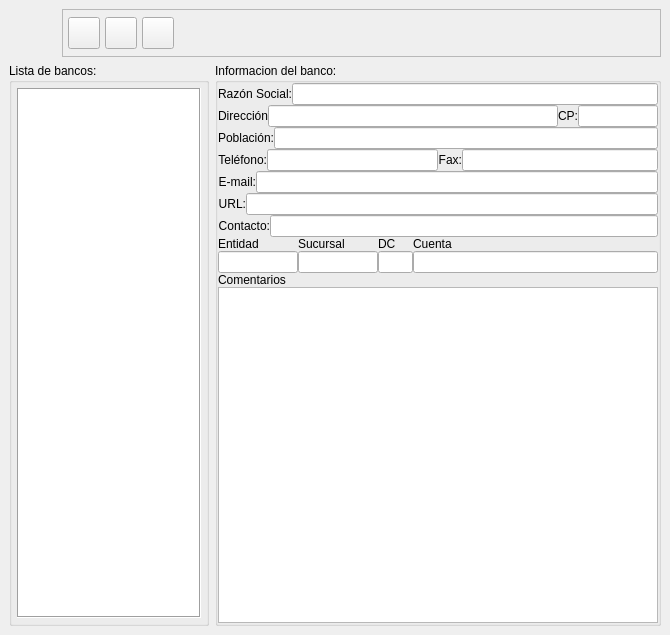
This is bulmages/bulmafact/src/bancobase.ui in eboladev/Bulmages-1 as Qt 5 draws it before an edit. The edited form follows.
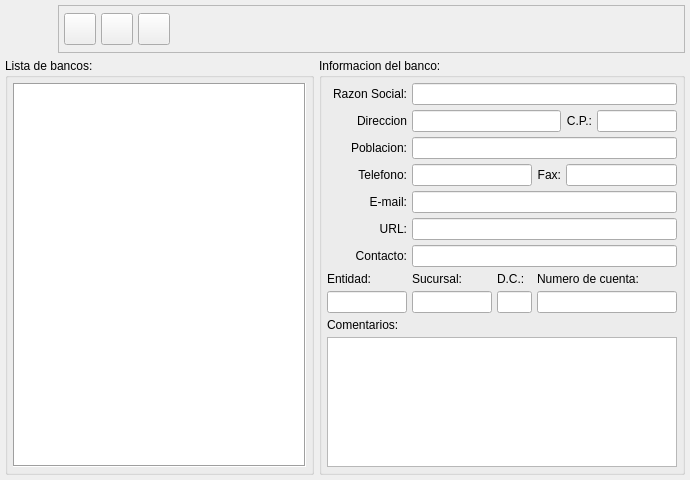
This is the edited form. Icons and pictures are not drawn.

```diff
--- a/bulmages/bulmafact/src/bancobase.ui
+++ b/bulmages/bulmafact/src/bancobase.ui
@@ -6,8 +6,8 @@
    <rect>
     <x>0</x>
     <y>0</y>
-    <width>670</width>
-    <height>635</height>
+    <width>690</width>
+    <height>480</height>
    </rect>
   </property>
   <property name="windowTitle" >
@@ -16,14 +16,298 @@
   <property name="windowIcon" >
    <iconset resource="../../bulmages.qrc" >:/Bulmafact48x48/images/png/48x48/i_bulmages_bancos.48x48.png</iconset>
   </property>
-  <layout class="QVBoxLayout" >
+  <layout class="QGridLayout" >
    <property name="margin" >
-    <number>9</number>
+    <number>5</number>
    </property>
    <property name="spacing" >
-    <number>6</number>
+    <number>5</number>
    </property>
-   <item>
+   <item row="1" column="1" >
+    <widget class="QGroupBox" name="groupBox1" >
+     <property name="sizePolicy" >
+      <sizepolicy>
+       <hsizetype>7</hsizetype>
+       <vsizetype>7</vsizetype>
+       <horstretch>0</horstretch>
+       <verstretch>0</verstretch>
+      </sizepolicy>
+     </property>
+     <property name="title" >
+      <string>Informacion del banco:</string>
+     </property>
+     <layout class="QGridLayout" >
+      <property name="margin" >
+       <number>5</number>
+      </property>
+      <property name="spacing" >
+       <number>5</number>
+      </property>
+      <item row="7" column="2" >
+       <widget class="QLabel" name="label_7" >
+        <property name="text" >
+         <string>D.C.:</string>
+        </property>
+        <property name="buddy" >
+         <cstring>mui_dcbanco</cstring>
+        </property>
+       </widget>
+      </item>
+      <item row="7" column="3" colspan="3" >
+       <widget class="QLabel" name="label_8" >
+        <property name="text" >
+         <string>Numero de cuenta:</string>
+        </property>
+        <property name="buddy" >
+         <cstring>mui_numcuentabanco</cstring>
+        </property>
+       </widget>
+      </item>
+      <item row="0" column="1" colspan="5" >
+       <widget class="QLineEdit" name="mui_nombanco" />
+      </item>
+      <item row="1" column="5" >
+       <widget class="QLineEdit" name="mui_cpbanco" >
+        <property name="sizePolicy" >
+         <sizepolicy>
+          <hsizetype>5</hsizetype>
+          <vsizetype>0</vsizetype>
+          <horstretch>0</horstretch>
+          <verstretch>0</verstretch>
+         </sizepolicy>
+        </property>
+        <property name="maximumSize" >
+         <size>
+          <width>80</width>
+          <height>16777215</height>
+         </size>
+        </property>
+       </widget>
+      </item>
+      <item row="3" column="3" >
+       <widget class="QLabel" name="label_3" >
+        <property name="text" >
+         <string>Fax:</string>
+        </property>
+        <property name="alignment" >
+         <set>Qt::AlignRight|Qt::AlignTrailing|Qt::AlignVCenter</set>
+        </property>
+        <property name="buddy" >
+         <cstring>mui_faxbanco</cstring>
+        </property>
+       </widget>
+      </item>
+      <item row="3" column="4" colspan="2" >
+       <widget class="QLineEdit" name="mui_faxbanco" >
+        <property name="enabled" >
+         <bool>true</bool>
+        </property>
+       </widget>
+      </item>
+      <item row="8" column="3" colspan="3" >
+       <widget class="QLineEdit" name="mui_numcuentabanco" />
+      </item>
+      <item row="8" column="2" >
+       <widget class="QLineEdit" name="mui_dcbanco" >
+        <property name="maximumSize" >
+         <size>
+          <width>35</width>
+          <height>16777215</height>
+         </size>
+        </property>
+       </widget>
+      </item>
+      <item row="8" column="1" >
+       <widget class="QLineEdit" name="mui_codagenciabanco" >
+        <property name="maximumSize" >
+         <size>
+          <width>80</width>
+          <height>16777215</height>
+         </size>
+        </property>
+       </widget>
+      </item>
+      <item row="8" column="0" >
+       <widget class="QLineEdit" name="mui_codentidadbanco" >
+        <property name="maximumSize" >
+         <size>
+          <width>80</width>
+          <height>16777215</height>
+         </size>
+        </property>
+       </widget>
+      </item>
+      <item row="10" column="0" colspan="6" >
+       <widget class="QTextEdit" name="mui_comentbanco" />
+      </item>
+      <item row="0" column="0" >
+       <widget class="QLabel" name="label" >
+        <property name="text" >
+         <string>Razon Social:</string>
+        </property>
+        <property name="alignment" >
+         <set>Qt::AlignRight|Qt::AlignTrailing|Qt::AlignVCenter</set>
+        </property>
+        <property name="buddy" >
+         <cstring>mui_nombanco</cstring>
+        </property>
+       </widget>
+      </item>
+      <item row="1" column="1" colspan="3" >
+       <widget class="QLineEdit" name="mui_dirbanco" />
+      </item>
+      <item row="2" column="1" colspan="5" >
+       <widget class="QLineEdit" name="mui_poblbanco" >
+        <property name="enabled" >
+         <bool>true</bool>
+        </property>
+       </widget>
+      </item>
+      <item row="3" column="1" colspan="2" >
+       <widget class="QLineEdit" name="mui_telbanco" >
+        <property name="enabled" >
+         <bool>true</bool>
+        </property>
+       </widget>
+      </item>
+      <item row="4" column="1" colspan="5" >
+       <widget class="QLineEdit" name="mui_emailbanco" >
+        <property name="enabled" >
+         <bool>true</bool>
+        </property>
+       </widget>
+      </item>
+      <item row="5" column="1" colspan="5" >
+       <widget class="QLineEdit" name="mui_webbanco" />
+      </item>
+      <item row="6" column="1" colspan="5" >
+       <widget class="QLineEdit" name="mui_contactobanco" />
+      </item>
+      <item row="6" column="0" >
+       <widget class="QLabel" name="label_4" >
+        <property name="text" >
+         <string>Contacto:</string>
+        </property>
+        <property name="alignment" >
+         <set>Qt::AlignRight|Qt::AlignTrailing|Qt::AlignVCenter</set>
+        </property>
+        <property name="buddy" >
+         <cstring>mui_contactobanco</cstring>
+        </property>
+       </widget>
+      </item>
+      <item row="5" column="0" >
+       <widget class="QLabel" name="label" >
+        <property name="text" >
+         <string>URL:</string>
+        </property>
+        <property name="alignment" >
+         <set>Qt::AlignRight|Qt::AlignTrailing|Qt::AlignVCenter</set>
+        </property>
+        <property name="buddy" >
+         <cstring>mui_webbanco</cstring>
+        </property>
+       </widget>
+      </item>
+      <item row="4" column="0" >
+       <widget class="QLabel" name="label" >
+        <property name="text" >
+         <string>E-mail:</string>
+        </property>
+        <property name="alignment" >
+         <set>Qt::AlignRight|Qt::AlignTrailing|Qt::AlignVCenter</set>
+        </property>
+        <property name="buddy" >
+         <cstring>mui_emailbanco</cstring>
+        </property>
+       </widget>
+      </item>
+      <item row="3" column="0" >
+       <widget class="QLabel" name="label" >
+        <property name="text" >
+         <string>Telefono:</string>
+        </property>
+        <property name="alignment" >
+         <set>Qt::AlignRight|Qt::AlignTrailing|Qt::AlignVCenter</set>
+        </property>
+        <property name="buddy" >
+         <cstring>mui_telbanco</cstring>
+        </property>
+       </widget>
+      </item>
+      <item row="2" column="0" >
+       <widget class="QLabel" name="label" >
+        <property name="text" >
+         <string>Poblacion:</string>
+        </property>
+        <property name="alignment" >
+         <set>Qt::AlignRight|Qt::AlignTrailing|Qt::AlignVCenter</set>
+        </property>
+        <property name="buddy" >
+         <cstring>mui_poblbanco</cstring>
+        </property>
+       </widget>
+      </item>
+      <item row="1" column="0" >
+       <widget class="QLabel" name="label" >
+        <property name="text" >
+         <string>Direccion</string>
+        </property>
+        <property name="alignment" >
+         <set>Qt::AlignRight|Qt::AlignTrailing|Qt::AlignVCenter</set>
+        </property>
+        <property name="buddy" >
+         <cstring>mui_dirbanco</cstring>
+        </property>
+       </widget>
+      </item>
+      <item row="9" column="0" colspan="6" >
+       <widget class="QLabel" name="label_9" >
+        <property name="text" >
+         <string>Comentarios:</string>
+        </property>
+        <property name="buddy" >
+         <cstring>mui_codentidadbanco</cstring>
+        </property>
+       </widget>
+      </item>
+      <item row="7" column="0" >
+       <widget class="QLabel" name="label_5" >
+        <property name="text" >
+         <string>Entidad:</string>
+        </property>
+        <property name="buddy" >
+         <cstring>mui_codentidadbanco</cstring>
+        </property>
+       </widget>
+      </item>
+      <item row="7" column="1" >
+       <widget class="QLabel" name="label_6" >
+        <property name="text" >
+         <string>Sucursal:</string>
+        </property>
+        <property name="buddy" >
+         <cstring>mui_codagenciabanco</cstring>
+        </property>
+       </widget>
+      </item>
+      <item row="1" column="4" >
+       <widget class="QLabel" name="label_10" >
+        <property name="text" >
+         <string>C.P.:</string>
+        </property>
+        <property name="alignment" >
+         <set>Qt::AlignRight|Qt::AlignTrailing|Qt::AlignVCenter</set>
+        </property>
+        <property name="buddy" >
+         <cstring>mui_cpbanco</cstring>
+        </property>
+       </widget>
+      </item>
+     </layout>
+    </widget>
+   </item>
+   <item row="0" column="0" colspan="2" >
     <layout class="QHBoxLayout" >
      <property name="margin" >
       <number>0</number>
@@ -188,532 +472,38 @@
      </item>
     </layout>
    </item>
-   <item>
-    <layout class="QHBoxLayout" >
-     <property name="margin" >
-      <number>0</number>
+   <item row="1" column="0" >
+    <widget class="QGroupBox" name="groupBox" >
+     <property name="sizePolicy" >
+      <sizepolicy>
+       <hsizetype>7</hsizetype>
+       <vsizetype>7</vsizetype>
+       <horstretch>0</horstretch>
+       <verstretch>0</verstretch>
+      </sizepolicy>
      </property>
-     <property name="spacing" >
-      <number>6</number>
+     <property name="title" >
+      <string>Lista de bancos:</string>
      </property>
-     <item>
-      <widget class="QGroupBox" name="groupBox" >
-       <property name="sizePolicy" >
-        <sizepolicy>
-         <hsizetype>7</hsizetype>
-         <vsizetype>7</vsizetype>
-         <horstretch>0</horstretch>
-         <verstretch>0</verstretch>
-        </sizepolicy>
-       </property>
-       <property name="maximumSize" >
-        <size>
-         <width>200</width>
-         <height>16777215</height>
-        </size>
-       </property>
-       <property name="title" >
-        <string>Lista de bancos:</string>
-       </property>
-       <layout class="QGridLayout" >
-        <property name="margin" >
-         <number>5</number>
+     <layout class="QGridLayout" >
+      <property name="margin" >
+       <number>5</number>
+      </property>
+      <property name="spacing" >
+       <number>5</number>
+      </property>
+      <item row="0" column="0" >
+       <widget class="QListWidget" name="mui_lista" >
+        <property name="frameShape" >
+         <enum>QFrame::Box</enum>
         </property>
-        <property name="spacing" >
-         <number>5</number>
+        <property name="lineWidth" >
+         <number>1</number>
         </property>
-        <item row="0" column="0" >
-         <widget class="QListWidget" name="mui_lista" >
-          <property name="maximumSize" >
-           <size>
-            <width>200</width>
-            <height>16777215</height>
-           </size>
-          </property>
-          <property name="frameShape" >
-           <enum>QFrame::Box</enum>
-          </property>
-          <property name="lineWidth" >
-           <number>1</number>
-          </property>
-         </widget>
-        </item>
-       </layout>
-      </widget>
-     </item>
-     <item>
-      <widget class="QGroupBox" name="groupBox1" >
-       <property name="sizePolicy" >
-        <sizepolicy>
-         <hsizetype>7</hsizetype>
-         <vsizetype>7</vsizetype>
-         <horstretch>0</horstretch>
-         <verstretch>0</verstretch>
-        </sizepolicy>
-       </property>
-       <property name="title" >
-        <string>Informacion del banco:</string>
-       </property>
-       <layout class="QVBoxLayout" >
-        <property name="margin" >
-         <number>0</number>
-        </property>
-        <property name="spacing" >
-         <number>0</number>
-        </property>
-        <item>
-         <layout class="QHBoxLayout" >
-          <property name="margin" >
-           <number>0</number>
-          </property>
-          <property name="spacing" >
-           <number>0</number>
-          </property>
-          <item>
-           <widget class="QLabel" name="label" >
-            <property name="text" >
-             <string>Razón Social:</string>
-            </property>
-            <property name="alignment" >
-             <set>Qt::AlignRight|Qt::AlignTrailing|Qt::AlignVCenter</set>
-            </property>
-            <property name="buddy" >
-             <cstring>mui_nombanco</cstring>
-            </property>
-           </widget>
-          </item>
-          <item>
-           <widget class="QLineEdit" name="mui_nombanco" />
-          </item>
-         </layout>
-        </item>
-        <item>
-         <layout class="QHBoxLayout" >
-          <property name="margin" >
-           <number>0</number>
-          </property>
-          <property name="spacing" >
-           <number>0</number>
-          </property>
-          <item>
-           <layout class="QHBoxLayout" >
-            <property name="margin" >
-             <number>0</number>
-            </property>
-            <property name="spacing" >
-             <number>0</number>
-            </property>
-            <item>
-             <widget class="QLabel" name="label" >
-              <property name="text" >
-               <string>Dirección</string>
-              </property>
-              <property name="alignment" >
-               <set>Qt::AlignRight|Qt::AlignTrailing|Qt::AlignVCenter</set>
-              </property>
-              <property name="buddy" >
-               <cstring>mui_dirbanco</cstring>
-              </property>
-             </widget>
-            </item>
-            <item>
-             <widget class="QLineEdit" name="mui_dirbanco" />
-            </item>
-           </layout>
-          </item>
-          <item>
-           <layout class="QHBoxLayout" >
-            <property name="margin" >
-             <number>0</number>
-            </property>
-            <property name="spacing" >
-             <number>0</number>
-            </property>
-            <item>
-             <widget class="QLabel" name="label_10" >
-              <property name="text" >
-               <string>CP:</string>
-              </property>
-              <property name="alignment" >
-               <set>Qt::AlignRight|Qt::AlignTrailing|Qt::AlignVCenter</set>
-              </property>
-              <property name="buddy" >
-               <cstring>mui_cpbanco</cstring>
-              </property>
-             </widget>
-            </item>
-            <item>
-             <widget class="QLineEdit" name="mui_cpbanco" >
-              <property name="sizePolicy" >
-               <sizepolicy>
-                <hsizetype>5</hsizetype>
-                <vsizetype>0</vsizetype>
-                <horstretch>0</horstretch>
-                <verstretch>0</verstretch>
-               </sizepolicy>
-              </property>
-              <property name="maximumSize" >
-               <size>
-                <width>80</width>
-                <height>16777215</height>
-               </size>
-              </property>
-             </widget>
-            </item>
-           </layout>
-          </item>
-         </layout>
-        </item>
-        <item>
-         <layout class="QHBoxLayout" >
-          <property name="margin" >
-           <number>0</number>
-          </property>
-          <property name="spacing" >
-           <number>0</number>
-          </property>
-          <item>
-           <widget class="QLabel" name="label" >
-            <property name="text" >
-             <string>Población:</string>
-            </property>
-            <property name="alignment" >
-             <set>Qt::AlignRight|Qt::AlignTrailing|Qt::AlignVCenter</set>
-            </property>
-            <property name="buddy" >
-             <cstring>mui_poblbanco</cstring>
-            </property>
-           </widget>
-          </item>
-          <item>
-           <widget class="QLineEdit" name="mui_poblbanco" >
-            <property name="enabled" >
-             <bool>true</bool>
-            </property>
-           </widget>
-          </item>
-         </layout>
-        </item>
-        <item>
-         <layout class="QHBoxLayout" >
-          <property name="margin" >
-           <number>0</number>
-          </property>
-          <property name="spacing" >
-           <number>0</number>
-          </property>
-          <item>
-           <layout class="QHBoxLayout" >
-            <property name="margin" >
-             <number>0</number>
-            </property>
-            <property name="spacing" >
-             <number>0</number>
-            </property>
-            <item>
-             <widget class="QLabel" name="label" >
-              <property name="text" >
-               <string>Teléfono:</string>
-              </property>
-              <property name="alignment" >
-               <set>Qt::AlignRight|Qt::AlignTrailing|Qt::AlignVCenter</set>
-              </property>
-              <property name="buddy" >
-               <cstring>mui_telbanco</cstring>
-              </property>
-             </widget>
-            </item>
-            <item>
-             <widget class="QLineEdit" name="mui_telbanco" >
-              <property name="enabled" >
-               <bool>true</bool>
-              </property>
-             </widget>
-            </item>
-           </layout>
-          </item>
-          <item>
-           <layout class="QHBoxLayout" >
-            <property name="margin" >
-             <number>0</number>
-            </property>
-            <property name="spacing" >
-             <number>0</number>
-            </property>
-            <item>
-             <widget class="QLabel" name="label_3" >
-              <property name="text" >
-               <string>Fax:</string>
-              </property>
-              <property name="alignment" >
-               <set>Qt::AlignRight|Qt::AlignTrailing|Qt::AlignVCenter</set>
-              </property>
-              <property name="buddy" >
-               <cstring>mui_faxbanco</cstring>
-              </property>
-             </widget>
-            </item>
-            <item>
-             <widget class="QLineEdit" name="mui_faxbanco" >
-              <property name="enabled" >
-               <bool>true</bool>
-              </property>
-             </widget>
-            </item>
-           </layout>
-          </item>
-         </layout>
-        </item>
-        <item>
-         <layout class="QHBoxLayout" >
-          <property name="margin" >
-           <number>0</number>
-          </property>
-          <property name="spacing" >
-           <number>0</number>
-          </property>
-          <item>
-           <widget class="QLabel" name="label" >
-            <property name="text" >
-             <string>E-mail:</string>
-            </property>
-            <property name="alignment" >
-             <set>Qt::AlignRight|Qt::AlignTrailing|Qt::AlignVCenter</set>
-            </property>
-            <property name="buddy" >
-             <cstring>mui_emailbanco</cstring>
-            </property>
-           </widget>
-          </item>
-          <item>
-           <widget class="QLineEdit" name="mui_emailbanco" >
-            <property name="enabled" >
-             <bool>true</bool>
-            </property>
-           </widget>
-          </item>
-         </layout>
-        </item>
-        <item>
-         <layout class="QHBoxLayout" >
-          <property name="margin" >
-           <number>0</number>
-          </property>
-          <property name="spacing" >
-           <number>0</number>
-          </property>
-          <item>
-           <widget class="QLabel" name="label" >
-            <property name="text" >
-             <string>URL:</string>
-            </property>
-            <property name="alignment" >
-             <set>Qt::AlignRight|Qt::AlignTrailing|Qt::AlignVCenter</set>
-            </property>
-            <property name="buddy" >
-             <cstring>mui_webbanco</cstring>
-            </property>
-           </widget>
-          </item>
-          <item>
-           <widget class="QLineEdit" name="mui_webbanco" />
-          </item>
-         </layout>
-        </item>
-        <item>
-         <layout class="QHBoxLayout" >
-          <property name="margin" >
-           <number>0</number>
-          </property>
-          <property name="spacing" >
-           <number>0</number>
-          </property>
-          <item>
-           <widget class="QLabel" name="label_4" >
-            <property name="text" >
-             <string>Contacto:</string>
-            </property>
-            <property name="alignment" >
-             <set>Qt::AlignRight|Qt::AlignTrailing|Qt::AlignVCenter</set>
-            </property>
-            <property name="buddy" >
-             <cstring>mui_contactobanco</cstring>
-            </property>
-           </widget>
-          </item>
-          <item>
-           <widget class="QLineEdit" name="mui_contactobanco" />
-          </item>
-         </layout>
-        </item>
-        <item>
-         <layout class="QHBoxLayout" >
-          <property name="margin" >
-           <number>0</number>
-          </property>
-          <property name="spacing" >
-           <number>0</number>
-          </property>
-          <item>
-           <layout class="QVBoxLayout" >
-            <property name="margin" >
-             <number>0</number>
-            </property>
-            <property name="spacing" >
-             <number>0</number>
-            </property>
-            <item>
-             <widget class="QLabel" name="label_5" >
-              <property name="maximumSize" >
-               <size>
-                <width>80</width>
-                <height>16777215</height>
-               </size>
-              </property>
-              <property name="text" >
-               <string>Entidad</string>
-              </property>
-              <property name="buddy" >
-               <cstring>mui_codentidadbanco</cstring>
-              </property>
-             </widget>
-            </item>
-            <item>
-             <widget class="QLineEdit" name="mui_codentidadbanco" >
-              <property name="maximumSize" >
-               <size>
-                <width>80</width>
-                <height>16777215</height>
-               </size>
-              </property>
-             </widget>
-            </item>
-           </layout>
-          </item>
-          <item>
-           <layout class="QVBoxLayout" >
-            <property name="margin" >
-             <number>0</number>
-            </property>
-            <property name="spacing" >
-             <number>0</number>
-            </property>
-            <item>
-             <widget class="QLabel" name="label_6" >
-              <property name="maximumSize" >
-               <size>
-                <width>80</width>
-                <height>16777215</height>
-               </size>
-              </property>
-              <property name="text" >
-               <string>Sucursal</string>
-              </property>
-              <property name="buddy" >
-               <cstring>mui_codagenciabanco</cstring>
-              </property>
-             </widget>
-            </item>
-            <item>
-             <widget class="QLineEdit" name="mui_codagenciabanco" >
-              <property name="maximumSize" >
-               <size>
-                <width>80</width>
-                <height>16777215</height>
-               </size>
-              </property>
-             </widget>
-            </item>
-           </layout>
-          </item>
-          <item>
-           <layout class="QVBoxLayout" >
-            <property name="margin" >
-             <number>0</number>
-            </property>
-            <property name="spacing" >
-             <number>0</number>
-            </property>
-            <item>
-             <widget class="QLabel" name="label_7" >
-              <property name="maximumSize" >
-               <size>
-                <width>20</width>
-                <height>16777215</height>
-               </size>
-              </property>
-              <property name="text" >
-               <string>DC</string>
-              </property>
-              <property name="buddy" >
-               <cstring>mui_dcbanco</cstring>
-              </property>
-             </widget>
-            </item>
-            <item>
-             <widget class="QLineEdit" name="mui_dcbanco" >
-              <property name="maximumSize" >
-               <size>
-                <width>35</width>
-                <height>16777215</height>
-               </size>
-              </property>
-             </widget>
-            </item>
-           </layout>
-          </item>
-          <item>
-           <layout class="QVBoxLayout" >
-            <property name="margin" >
-             <number>0</number>
-            </property>
-            <property name="spacing" >
-             <number>0</number>
-            </property>
-            <item>
-             <widget class="QLabel" name="label_8" >
-              <property name="text" >
-               <string>Cuenta</string>
-              </property>
-              <property name="buddy" >
-               <cstring>mui_numcuentabanco</cstring>
-              </property>
-             </widget>
-            </item>
-            <item>
-             <widget class="QLineEdit" name="mui_numcuentabanco" />
-            </item>
-           </layout>
-          </item>
-         </layout>
-        </item>
-        <item>
-         <layout class="QVBoxLayout" >
-          <property name="margin" >
-           <number>0</number>
-          </property>
-          <property name="spacing" >
-           <number>0</number>
-          </property>
-          <item>
-           <widget class="QLabel" name="label_9" >
-            <property name="text" >
-             <string>Comentarios</string>
-            </property>
-            <property name="buddy" >
-             <cstring>mui_codentidadbanco</cstring>
-            </property>
-           </widget>
-          </item>
-          <item>
-           <widget class="QTextEdit" name="mui_comentbanco" />
-          </item>
-         </layout>
-        </item>
-       </layout>
-      </widget>
-     </item>
-    </layout>
+       </widget>
+      </item>
+     </layout>
+    </widget>
    </item>
   </layout>
  </widget>
```
